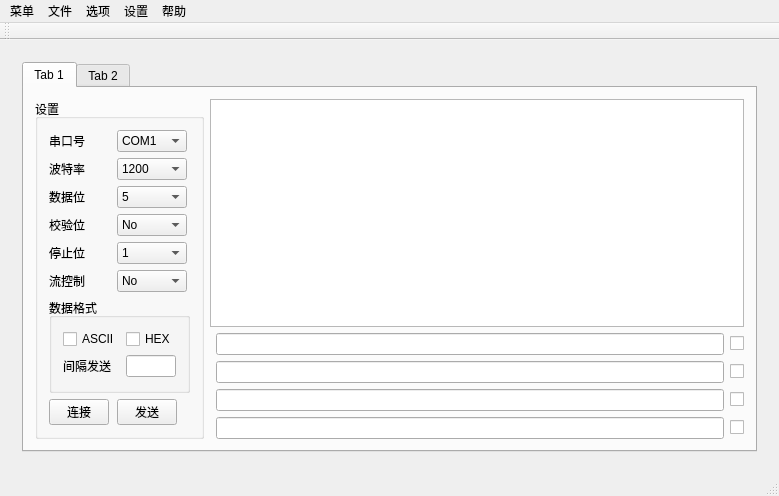
Before: the Qt Designer form motor-debug/mainwindow.ui in hotsauce1861/motor-debuger, drawn with Qt 5.
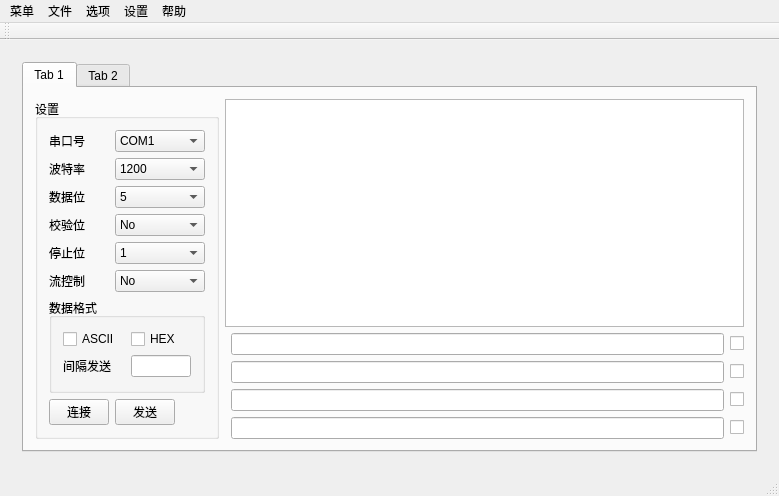
After: the same form once the commit is applied.

Patch:
```diff
--- a/motor-debug/mainwindow.ui
+++ b/motor-debug/mainwindow.ui
@@ -60,12 +60,12 @@
                <widget class="QComboBox" name="comboBox_Baud">
                 <property name="maximumSize">
                  <size>
-                  <width>70</width>
+                  <width>100</width>
                   <height>16777215</height>
                  </size>
                 </property>
                 <property name="currentText">
-                 <string>9600</string>
+                 <string>1200</string>
                 </property>
                 <item>
                  <property name="text">
@@ -127,7 +127,7 @@
                <widget class="QComboBox" name="comboBox_FlowControl">
                 <property name="maximumSize">
                  <size>
-                  <width>70</width>
+                  <width>100</width>
                   <height>16777215</height>
                  </size>
                 </property>
@@ -152,7 +152,7 @@
                <widget class="QComboBox" name="comboBox_Parity">
                 <property name="maximumSize">
                  <size>
-                  <width>70</width>
+                  <width>100</width>
                   <height>16777215</height>
                  </size>
                 </property>
@@ -194,7 +194,7 @@
                <widget class="QComboBox" name="comboBox_StopBits">
                 <property name="maximumSize">
                  <size>
-                  <width>70</width>
+                  <width>100</width>
                   <height>16777215</height>
                  </size>
                 </property>
@@ -253,7 +253,7 @@
                <widget class="QComboBox" name="comboBox_Port">
                 <property name="maximumSize">
                  <size>
-                  <width>70</width>
+                  <width>100</width>
                   <height>16777215</height>
                  </size>
                 </property>
@@ -308,7 +308,7 @@
                <widget class="QComboBox" name="comboBox_Data">
                 <property name="maximumSize">
                  <size>
-                  <width>70</width>
+                  <width>100</width>
                   <height>16777215</height>
                  </size>
                 </property>
```
Left out of the diff: 14 changed lines with no effect on the pictures.
